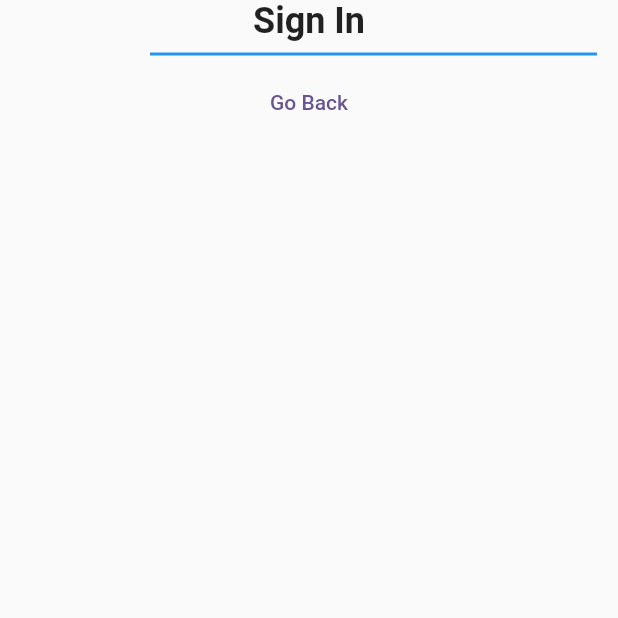
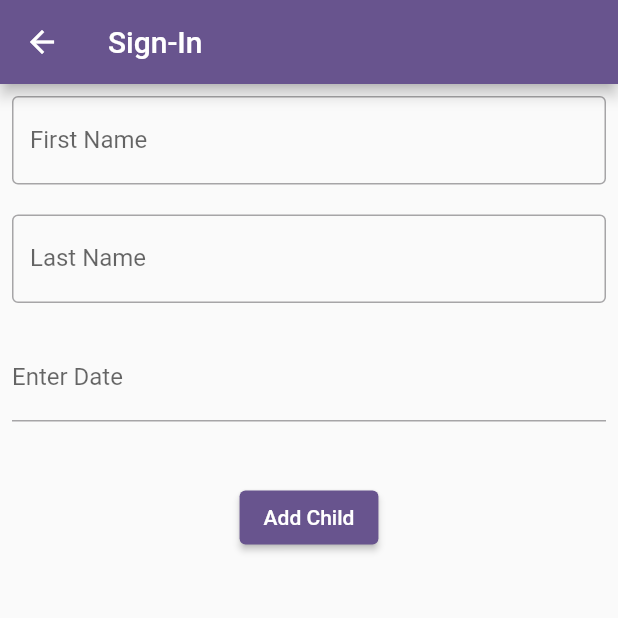
Before and after one commit to mbilal0612/AppDevProject, a Flutter app: the EnrollChild screen opened directly, on a phone screen of 412 x 824 dp, the top half of it. Run offline on Flutter 3.47's test engine with Material 3 defaults, Android fonts, the phone set to English and light mode, and no system bars; Roboto replaces fonts that are missing (Poppins).

Commit message:
"Added more screens"

```diff
--- /dev/null
+++ b/lib/addToClassroom.dart
@@ -0,0 +1,42 @@
+import 'package:flutter/material.dart';
+import 'package:project/home.dart';
+
+class Addtoclassroom extends StatefulWidget {
+  Addtoclassroom({Key? key}) : super(key: key);
+
+  @override
+  _AddtoclassroomState createState() => _AddtoclassroomState();
+}
+
+class _AddtoclassroomState extends State<Addtoclassroom> {
+  @override
+  Widget build(BuildContext context) {
+    return Scaffold(
+        appBar: AppBar(
+          title: const Text("Add to ClassRoom"),
+        ),
+        body: SafeArea(
+            child: SingleChildScrollView(
+          child: Padding(
+            padding: const EdgeInsets.all(16),
+            child: Column(
+                crossAxisAlignment: CrossAxisAlignment.start,
+                children: <Widget>[
+                  const Text("Child Name"),
+                  const Text("Select Classrom"),
+                  const SizedBox(
+                    height: 50,
+                  ),
+                  Center(
+                      child: ElevatedButton(
+                          onPressed: () {
+                            Navigator.pushAndRemoveUntil(context, MaterialPageRoute(builder: (context){
+                              return HomePage(title: "Homepage");
+                            }), (route)=>false);
+                          },
+                          child: const Text("Add to Classroom")))
+                ]),
+          ),
+        )));
+  }
+}
--- a/lib/enrollchild.dart
+++ b/lib/enrollchild.dart
@@ -1,4 +1,5 @@
 import 'package:flutter/material.dart';
+import 'package:project/addToClassroom.dart';
 import 'package:project/main.dart';
 
 class EnrollChild extends StatelessWidget {
@@ -6,30 +7,75 @@ class EnrollChild extends StatelessWidget {
   final String title;
   @override
   Widget build(BuildContext context) {
-    return SafeArea(
-        child: Scaffold(
-      body: Column(children: [
-        const Text(
-          "Sign In",
-          style: TextStyle(
-              fontFamily: 'Poppins', fontSize: 24, fontWeight: FontWeight.w600),
+    return Scaffold(
+        appBar: AppBar(
+          title: const Text('Sign-In'),
         ),
-        const Divider(
-          thickness: 2.0,
-          indent: 100.0,
-          endIndent: 14.0,
-          color: Colors.blue,
-        ),
-        TextButton(
-          onPressed: () {
-            Navigator.pop(context);
-            Navigator.push(context, MaterialPageRoute(builder: (context) {
-              return const LoginPage(title: "Login");
-            }));
-          },
-          child: const Text('Go Back'),
-        )
-      ]),
-    ));
+        body: SafeArea(
+            child: SingleChildScrollView(
+          child: Padding(
+            padding: const EdgeInsets.all(8),
+            child: Column(
+              children: [
+                const TextField(
+                  obscureText: false,
+                  decoration: InputDecoration(
+                      border: OutlineInputBorder(), labelText: "First Name"),
+                ),
+                const SizedBox(
+                  height: 20,
+                ),
+                const TextField(
+                  obscureText: false,
+                  decoration: InputDecoration(
+                      border: OutlineInputBorder(), labelText: "Last Name"),
+                ),
+                const SizedBox(
+                  height: 20,
+                ),
+                InputDatePickerFormField(
+                    firstDate: DateTime(2000), lastDate: DateTime.now()),
+                const SizedBox(
+                  height: 40,
+                ),
+                ElevatedButton(
+                    onPressed: () {
+                      //if child enrolled succesfully, move to enrol child to class page
+                      Navigator.pushAndRemoveUntil(context,
+                          MaterialPageRoute(builder: (context) {
+                        return Addtoclassroom();
+                      }), (route) => false);
+                    },
+                    child: const Text("Add Child"))
+              ],
+            ),
+          ),
+        )));
+
+    // return SafeArea(
+    //     child: Scaffold(
+    //   body: Column(children: [
+    //     const Text(
+    //       "Sign In",
+    //       style: TextStyle(
+    //           fontFamily: 'Poppins', fontSize: 24, fontWeight: FontWeight.w600),
+    //     ),
+    //     const Divider(
+    //       thickness: 2.0,
+    //       indent: 100.0,
+    //       endIndent: 14.0,
+    //       color: Colors.blue,
+    //     ),
+    //     TextButton(
+    //       onPressed: () {
+    //         Navigator.pop(context);
+    //         Navigator.push(context, MaterialPageRoute(builder: (context) {
+    //           return const LoginPage(title: "Login");
+    //         }));
+    //       },
+    //       child: const Text('Go Back'),
+    //     )
+    //   ]),
+    // ));
   }
 }
```
Also changed, not shown: pubspec.lock, 1 other file.
